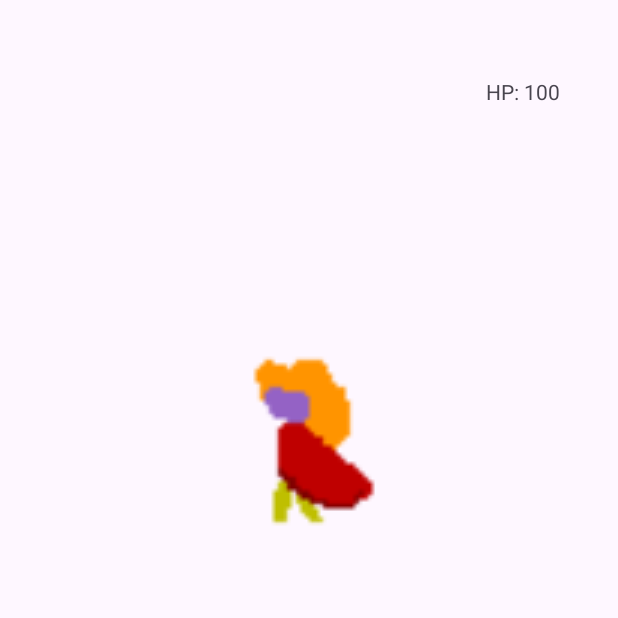
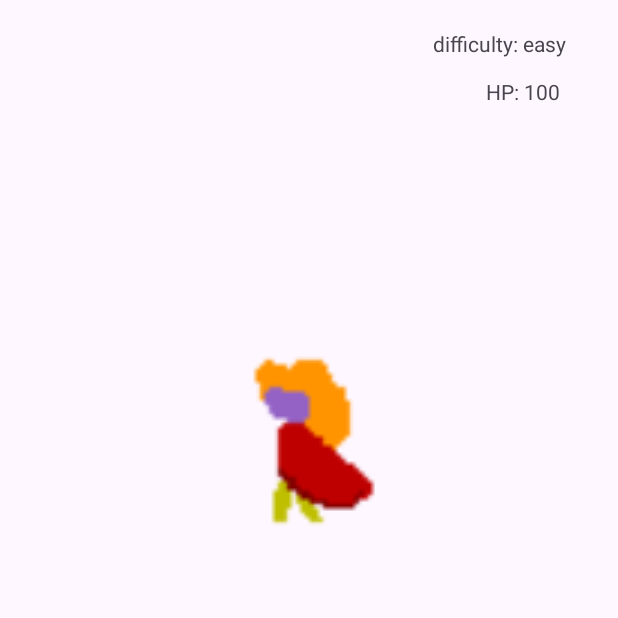
Before and after one commit to Team-44-Repo/CS2340A_Team44, an Android app: the gameActivity screen opened directly, with no data from a screen before it, on a phone screen of 412 x 824 dp, the top half of it. Run offline under Robolectric (Android 15) with nearby library versions, the phone set to English and light mode, and no system bars.

Commit message:
added difficulty display and fixed a few checkstyles

```diff
--- a/CS2340A/app/src/main/java/com/example/cs2340a/MainActivity.java
+++ b/CS2340A/app/src/main/java/com/example/cs2340a/MainActivity.java
@@ -9,8 +9,8 @@ import android.widget.Button;
 
 public class MainActivity extends AppCompatActivity {
 
-    Button startButton;
-    Button exitBtnStart;
+    private Button startButton;
+    private Button exitBtnStart;
 
     @Override
     protected void onCreate(Bundle savedInstanceState) {
--- a/CS2340A/app/src/main/java/com/example/cs2340a/gameActivity.java
+++ b/CS2340A/app/src/main/java/com/example/cs2340a/gameActivity.java
@@ -14,10 +14,11 @@ public class gameActivity extends AppCompatActivity {
     private double difficulty;
     private int healthPoints;
     private String hpString;
-    Button tempEndButton;
-    TextView playerNameTextView;
-    TextView hpTextView;
-    ImageView sprite;
+    private Button tempEndButton;
+    private TextView playerNameTextView;
+    private TextView hpTextView;
+    private TextView difficultyText;
+    private ImageView sprite;
 
     private int avatar;
 
@@ -41,6 +42,18 @@ public class gameActivity extends AppCompatActivity {
         hpTextView = findViewById(R.id.healthPoints_id);
         //hpTextView.setText(healthPoints);
         hpTextView.setText("HP: " + healthPoints);
+
+        difficultyText = findViewById(R.id.dificulty_id);
+        if (difficulty == 0.5) {
+            difficultyText.setText("difficulty: Hard");
+        } else if (difficulty == 0.75) {
+            difficultyText.setText("difficulty: medium");
+        } else {
+            difficultyText.setText("difficulty: easy");
+        }
+
+
+
 
         // gets sprite
         avatar = getIntent().getIntExtra("avatar", 3);
--- a/CS2340A/app/src/main/res/layout/activity_game.xml
+++ b/CS2340A/app/src/main/res/layout/activity_game.xml
@@ -52,5 +52,17 @@
         app:layout_constraintTop_toTopOf="parent"
         app:srcCompat="@drawable/player1" />
 
+    <TextView
+        android:id="@+id/dificulty_id"
+        android:layout_width="wrap_content"
+        android:layout_height="wrap_content"
+        android:text="difficulty"
+        app:layout_constraintBottom_toTopOf="@+id/playerNameDisplay_id"
+        app:layout_constraintEnd_toEndOf="parent"
+        app:layout_constraintHorizontal_bias="0.892"
+        app:layout_constraintStart_toStartOf="parent"
+        app:layout_constraintTop_toTopOf="parent"
+        app:layout_constraintVertical_bias="0.457" />
+
 
 </androidx.constraintlayout.widget.ConstraintLayout>
```
Also changed, not shown: CS2340A/app/src/main/java/com/example/cs2340a/initialConfigurationActivity.java (+6 -12 lines).
